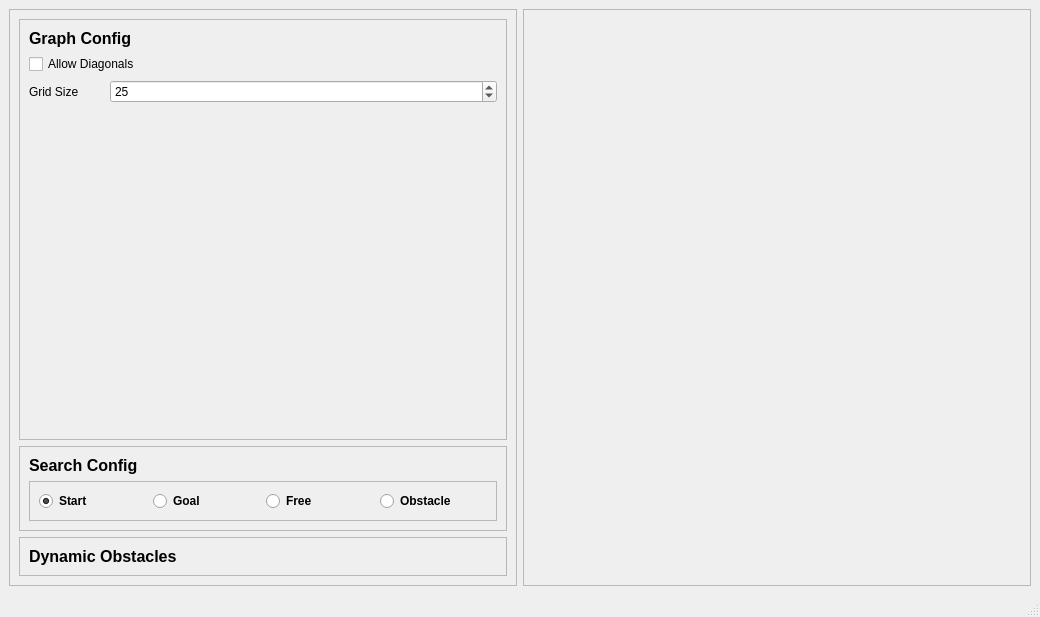
Above: ui/main_window.ui from kpdudek/PathPlanning before the change. Below: the same form after it.
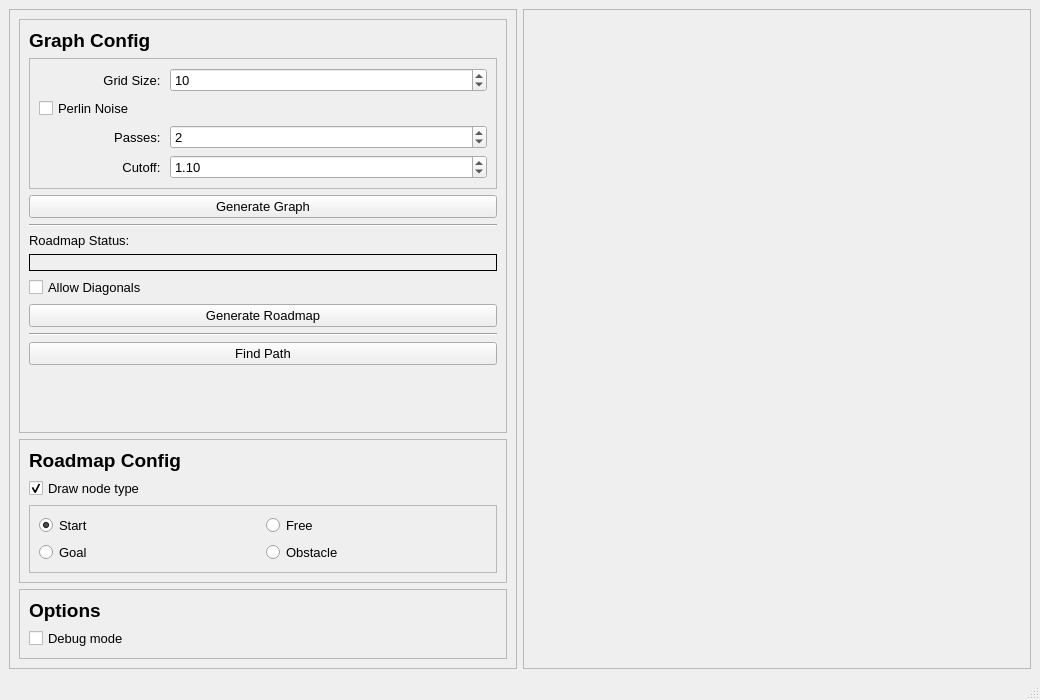
That is the form after the change.

Commit message: A* bug free and working now

Patch:
```diff
--- a/ui/main_window.ui
+++ b/ui/main_window.ui
@@ -7,7 +7,7 @@
     <x>0</x>
     <y>0</y>
     <width>1040</width>
-    <height>617</height>
+    <height>700</height>
    </rect>
   </property>
   <property name="windowTitle">
@@ -17,6 +17,18 @@
    <layout class="QGridLayout" name="gridLayout">
     <item row="0" column="0">
      <widget class="QFrame" name="frame">
+      <property name="sizePolicy">
+       <sizepolicy hsizetype="Minimum" vsizetype="Minimum">
+        <horstretch>0</horstretch>
+        <verstretch>0</verstretch>
+       </sizepolicy>
+      </property>
+      <property name="maximumSize">
+       <size>
+        <width>16777215</width>
+        <height>16777215</height>
+       </size>
+      </property>
       <property name="frameShape">
        <enum>QFrame::StyledPanel</enum>
       </property>
@@ -32,8 +44,8 @@
          <property name="frameShadow">
           <enum>QFrame::Raised</enum>
          </property>
-         <layout class="QGridLayout" name="gridLayout_2">
-          <item row="0" column="0" colspan="2">
+         <layout class="QVBoxLayout" name="verticalLayout_3">
+          <item>
            <widget class="QLabel" name="label">
             <property name="maximumSize">
              <size>
@@ -43,7 +55,7 @@
             </property>
             <property name="font">
              <font>
-              <pointsize>12</pointsize>
+              <pointsize>14</pointsize>
               <weight>75</weight>
               <bold>true</bold>
              </font>
@@ -53,33 +65,247 @@
             </property>
            </widget>
           </item>
-          <item row="2" column="0">
-           <widget class="QLabel" name="label_4">
+          <item>
+           <widget class="QFrame" name="frame_6">
+            <property name="frameShape">
+             <enum>QFrame::StyledPanel</enum>
+            </property>
+            <property name="frameShadow">
+             <enum>QFrame::Raised</enum>
+            </property>
+            <layout class="QGridLayout" name="gridLayout_3">
+             <item row="3" column="0" colspan="2">
+              <widget class="QCheckBox" name="perlin_noise_checkbox">
+               <property name="maximumSize">
+                <size>
+                 <width>125</width>
+                 <height>16777215</height>
+                </size>
+               </property>
+               <property name="font">
+                <font>
+                 <pointsize>10</pointsize>
+                </font>
+               </property>
+               <property name="text">
+                <string>Perlin Noise</string>
+               </property>
+              </widget>
+             </item>
+             <item row="4" column="0">
+              <widget class="QLabel" name="passes_label">
+               <property name="maximumSize">
+                <size>
+                 <width>125</width>
+                 <height>16777215</height>
+                </size>
+               </property>
+               <property name="font">
+                <font>
+                 <pointsize>10</pointsize>
+                </font>
+               </property>
+               <property name="text">
+                <string>Passes: </string>
+               </property>
+               <property name="alignment">
+                <set>Qt::AlignRight|Qt::AlignTrailing|Qt::AlignVCenter</set>
+               </property>
+              </widget>
+             </item>
+             <item row="4" column="1">
+              <widget class="QSpinBox" name="passes_spinbox">
+               <property name="enabled">
+                <bool>true</bool>
+               </property>
+               <property name="font">
+                <font>
+                 <pointsize>10</pointsize>
+                </font>
+               </property>
+               <property name="value">
+                <number>2</number>
+               </property>
+              </widget>
+             </item>
+             <item row="5" column="0">
+              <widget class="QLabel" name="cutoff_label">
+               <property name="maximumSize">
+                <size>
+                 <width>125</width>
+                 <height>16777215</height>
+                </size>
+               </property>
+               <property name="font">
+                <font>
+                 <pointsize>10</pointsize>
+                </font>
+               </property>
+               <property name="text">
+                <string>Cutoff: </string>
+               </property>
+               <property name="alignment">
+                <set>Qt::AlignRight|Qt::AlignTrailing|Qt::AlignVCenter</set>
+               </property>
+              </widget>
+             </item>
+             <item row="5" column="1">
+              <widget class="QDoubleSpinBox" name="cutoff_spinbox">
+               <property name="enabled">
+                <bool>true</bool>
+               </property>
+               <property name="font">
+                <font>
+                 <pointsize>10</pointsize>
+                </font>
+               </property>
+               <property name="singleStep">
+                <double>0.050000000000000</double>
+               </property>
+               <property name="value">
+                <double>1.100000000000000</double>
+               </property>
+              </widget>
+             </item>
+             <item row="1" column="0">
+              <widget class="QLabel" name="label_4">
+               <property name="maximumSize">
+                <size>
+                 <width>125</width>
+                 <height>16777215</height>
+                </size>
+               </property>
+               <property name="font">
+                <font>
+                 <pointsize>10</pointsize>
+                </font>
+               </property>
+               <property name="text">
+                <string>Grid Size: </string>
+               </property>
+               <property name="alignment">
+                <set>Qt::AlignRight|Qt::AlignTrailing|Qt::AlignVCenter</set>
+               </property>
+              </widget>
+             </item>
+             <item row="1" column="1">
+              <widget class="QSpinBox" name="grid_size_spinbox">
+               <property name="font">
+                <font>
+                 <pointsize>10</pointsize>
+                </font>
+               </property>
+               <property name="minimum">
+                <number>2</number>
+               </property>
+               <property name="maximum">
+                <number>128</number>
+               </property>
+               <property name="value">
+                <number>10</number>
+               </property>
+              </widget>
+             </item>
+            </layout>
+           </widget>
+          </item>
+          <item>
+           <widget class="QPushButton" name="generate_graph_button">
+            <property name="font">
+             <font>
+              <pointsize>10</pointsize>
+             </font>
+            </property>
+            <property name="text">
+             <string>Generate Graph</string>
+            </property>
+           </widget>
+          </item>
+          <item>
+           <widget class="Line" name="line">
+            <property name="orientation">
+             <enum>Qt::Horizontal</enum>
+            </property>
+           </widget>
+          </item>
+          <item>
+           <widget class="QLabel" name="label_6">
+            <property name="font">
+             <font>
+              <pointsize>10</pointsize>
+             </font>
+            </property>
+            <property name="text">
+             <string>Roadmap Status:</string>
+            </property>
+           </widget>
+          </item>
+          <item>
+           <widget class="QLabel" name="roadmap_status_label">
+            <property name="font">
+             <font>
+              <pointsize>10</pointsize>
+              <italic>true</italic>
+             </font>
+            </property>
+            <property name="frameShape">
+             <enum>QFrame::Box</enum>
+            </property>
+            <property name="text">
+             <string/>
+            </property>
+           </widget>
+          </item>
+          <item>
+           <widget class="QCheckBox" name="allow_diagonals_checkbox">
             <property name="maximumSize">
              <size>
-              <width>75</width>
+              <width>125</width>
               <height>16777215</height>
              </size>
             </property>
+            <property name="font">
+             <font>
+              <pointsize>10</pointsize>
+             </font>
+            </property>
             <property name="text">
-             <string>Grid Size</string>
+             <string>Allow Diagonals</string>
             </property>
            </widget>
           </item>
-          <item row="2" column="1">
-           <widget class="QSpinBox" name="grid_size_spinbox">
-            <property name="minimum">
-             <number>4</number>
+          <item>
+           <widget class="QPushButton" name="generate_roadmap_button">
+            <property name="font">
+             <font>
+              <pointsize>10</pointsize>
+             </font>
             </property>
-            <property name="maximum">
-             <number>128</number>
+            <property name="text">
+             <string>Generate Roadmap</string>
             </property>
-            <property name="value">
-             <number>25</number>
+           </widget>
+          </item>
+          <item>
+           <widget class="Line" name="line_2">
+            <property name="orientation">
+             <enum>Qt::Horizontal</enum>
             </property>
            </widget>
           </item>
-          <item row="3" column="0" colspan="2">
+          <item>
+           <widget class="QPushButton" name="find_path_button">
+            <property name="font">
+             <font>
+              <pointsize>10</pointsize>
+             </font>
+            </property>
+            <property name="text">
+             <string>Find Path</string>
+            </property>
+           </widget>
+          </item>
+          <item>
            <spacer name="verticalSpacer">
             <property name="orientation">
              <enum>Qt::Vertical</enum>
@@ -92,13 +318,6 @@
             </property>
            </spacer>
           </item>
-          <item row="1" column="0" colspan="2">
-           <widget class="QCheckBox" name="checkBox">
-            <property name="text">
-             <string>Allow Diagonals</string>
-            </property>
-           </widget>
-          </item>
          </layout>
         </widget>
        </item>
@@ -116,8 +335,25 @@
          <property name="frameShadow">
           <enum>QFrame::Raised</enum>
          </property>
-         <layout class="QVBoxLayout" name="verticalLayout_4">
-          <item>
+         <layout class="QGridLayout" name="gridLayout_4">
+          <item row="2" column="0" colspan="2">
+           <widget class="QCheckBox" name="draw_checkbox">
+            <property name="font">
+             <font>
+              <pointsize>10</pointsize>
+              <weight>50</weight>
+              <bold>false</bold>
+             </font>
+            </property>
+            <property name="text">
+             <string>Draw node type</string>
+            </property>
+            <property name="checked">
+             <bool>true</bool>
+            </property>
+           </widget>
+          </item>
+          <item row="0" column="0" colspan="2">
            <widget class="QLabel" name="label_2">
             <property name="maximumSize">
              <size>
@@ -127,25 +363,35 @@
             </property>
             <property name="font">
              <font>
-              <pointsize>12</pointsize>
+              <pointsize>14</pointsize>
              </font>
             </property>
             <property name="text">
-             <string>Search Config</string>
+             <string>Roadmap Config</string>
             </property>
            </widget>
           </item>
-          <item>
+          <item row="3" column="0" colspan="2">
            <widget class="QFrame" name="paint_tool_frame">
+            <property name="enabled">
+             <bool>true</bool>
+            </property>
             <property name="frameShape">
              <enum>QFrame::StyledPanel</enum>
             </property>
             <property name="frameShadow">
              <enum>QFrame::Raised</enum>
             </property>
-            <layout class="QHBoxLayout" name="horizontalLayout">
-             <item>
+            <layout class="QGridLayout" name="gridLayout_2">
+             <item row="0" column="1">
               <widget class="QRadioButton" name="radioButton">
+               <property name="font">
+                <font>
+                 <pointsize>10</pointsize>
+                 <weight>50</weight>
+                 <bold>false</bold>
+                </font>
+               </property>
                <property name="text">
                 <string>Start</string>
                </property>
@@ -154,27 +400,48 @@
                </property>
               </widget>
              </item>
-             <item>
-              <widget class="QRadioButton" name="radioButton_2">
-               <property name="text">
-                <string>Goal</string>
-               </property>
-              </widget>
-             </item>
-             <item>
-              <widget class="QRadioButton" name="radioButton_4">
-               <property name="text">
-                <string>Free</string>
-               </property>
-              </widget>
-             </item>
-             <item>
+             <item row="1" column="2">
               <widget class="QRadioButton" name="radioButton_3">
+               <property name="font">
+                <font>
+                 <pointsize>10</pointsize>
+                 <weight>50</weight>
+                 <bold>false</bold>
+                </font>
+               </property>
                <property name="text">
                 <string>Obstacle</string>
                </property>
               </widget>
              </item>
+             <item row="0" column="2">
+              <widget class="QRadioButton" name="radioButton_4">
+               <property name="font">
+                <font>
+                 <pointsize>10</pointsize>
+                 <weight>50</weight>
+                 <bold>false</bold>
+                </font>
+               </property>
+               <property name="text">
+                <string>Free</string>
+               </property>
+              </widget>
+             </item>
+             <item row="1" column="1">
+              <widget class="QRadioButton" name="radioButton_2">
+               <property name="font">
+                <font>
+                 <pointsize>10</pointsize>
+                 <weight>50</weight>
+                 <bold>false</bold>
+                </font>
+               </property>
+               <property name="text">
+                <string>Goal</string>
+               </property>
+              </widget>
+             </item>
             </layout>
            </widget>
           </item>
@@ -200,13 +467,28 @@
             </property>
             <property name="font">
              <font>
-              <pointsize>12</pointsize>
+              <pointsize>14</pointsize>
               <weight>75</weight>
               <bold>true</bold>
              </font>
             </property>
             <property name="text">
-             <string>Dynamic Obstacles</string>
+             <string>Options</string>
+            </property>
+           </widget>
+          </item>
+          <item>
+           <widget class="QCheckBox" name="debug_mode_checkbox">
+            <property name="font">
+             <font>
+              <pointsize>10</pointsize>
+             </font>
+            </property>
+            <property name="text">
+             <string>Debug mode</string>
+            </property>
+            <property name="checked">
+             <bool>false</bool>
             </property>
            </widget>
           </item>
@@ -238,7 +520,7 @@
         <number>0</number>
        </property>
        <property name="rightMargin">
-        <number>0</number>
+        <number>6</number>
        </property>
        <property name="bottomMargin">
         <number>0</number>
```
The commit also changes 7 other files.
